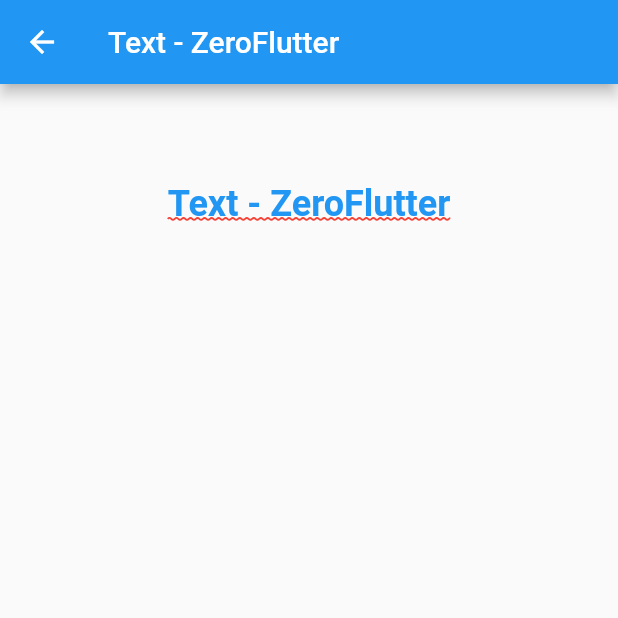
After one commit to BytesZero/flutter_widgets, a Flutter app: the TextPage screen opened directly, on a phone screen of 412 x 824 dp, the top half of it. The commit adds this screen. Run offline on Flutter 3.47's test engine with Material 2 defaults, Android fonts, the phone set to English and light mode, and no system bars.

Commit message:
1、添加文字

```diff
--- a/lib/data/page_data.dart
+++ b/lib/data/page_data.dart
@@ -13,6 +13,7 @@ import 'package:flutter_widgets/pages/list/stack/indexed_stack_page.dart';
 import 'package:flutter_widgets/pages/list/stack/positioned_align_center_page.dart';
 import 'package:flutter_widgets/pages/list/stack/stack_page.dart';
 import 'package:flutter_widgets/pages/list/wrap/wrap_page.dart';
+import 'package:flutter_widgets/pages/text/text_page.dart';
 import '../widgets/01_animated_container.dart';
 import '../widgets/02_animated.dart';
 import '../widgets/03_clip.dart';
@@ -104,4 +105,8 @@ List<PageEntity> pageList = [
     title: 'ImageDetails',
     page: ImageDetilsPage(),
   ),
+  PageEntity(
+    title: 'Text',
+    page: TextPage(),
+  ),
 ];
--- /dev/null
+++ b/lib/pages/text/text_page.dart
@@ -0,0 +1,73 @@
+import 'package:flutter/material.dart';
+
+/// 文字页面
+class TextPage extends StatefulWidget {
+  TextPage({Key? key}) : super(key: key);
+
+  @override
+  _TextPageState createState() => _TextPageState();
+}
+
+class _TextPageState extends State<TextPage> {
+  @override
+  Widget build(BuildContext context) {
+    return Scaffold(
+      appBar: AppBar(
+        title: Text('Text - ZeroFlutter'),
+      ),
+      body: SingleChildScrollView(
+        child: Column(
+          children: [
+            SizedBox(height: 20),
+            // 文字
+            // Container(
+            //   height: 120,
+            //   width: double.infinity,
+            //   alignment: Alignment.center,
+            //   child: Text("Text - ZeroFlutter"),
+            // ),
+            // 文字样式
+            Container(
+              height: 120,
+              width: double.infinity,
+              alignment: Alignment.center,
+              child: Text(
+                "Text - ZeroFlutter",
+                style: TextStyle(
+                  // 颜色蓝色
+                  color: Colors.blue,
+                  // 字号 24
+                  fontSize: 24,
+                  // 字重 粗
+                  fontWeight: FontWeight.bold,
+                  // 背景 橘色
+                  // backgroundColor: Colors.orange,
+                  // 高度
+                  // height: 3,
+                  // 每个文字之间的间距
+                  // letterSpacing: 4,
+                  // 每个单词之间的间距
+                  // wordSpacing: 10,
+                  // 文字样式
+                  // fontStyle: FontStyle.normal,
+                  // fontStyle: FontStyle.italic,
+                  // 文字装饰
+                  // decoration: TextDecoration.none,
+                  decoration: TextDecoration.underline,
+                  // decoration: TextDecoration.overline,
+                  // decoration: TextDecoration.lineThrough,
+                  // decorationStyle: TextDecorationStyle.solid,
+                  // decorationStyle: TextDecorationStyle.double,
+                  // decorationStyle: TextDecorationStyle.wavy,
+                  // decorationStyle: TextDecorationStyle.dotted,
+                  decorationStyle: TextDecorationStyle.wavy,
+                  decorationColor: Colors.red,
+                ),
+              ),
+            ),
+          ],
+        ),
+      ),
+    );
+  }
+}
```
